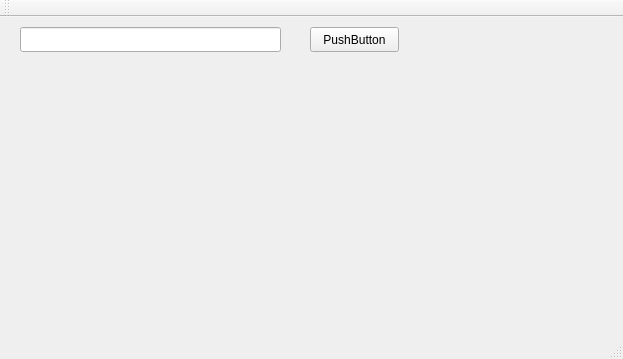
Above: Hunan_Khachatryan/Downloader/mainwindow.ui from Galateyta/ITC-10 before the change. Below: the same form after it.
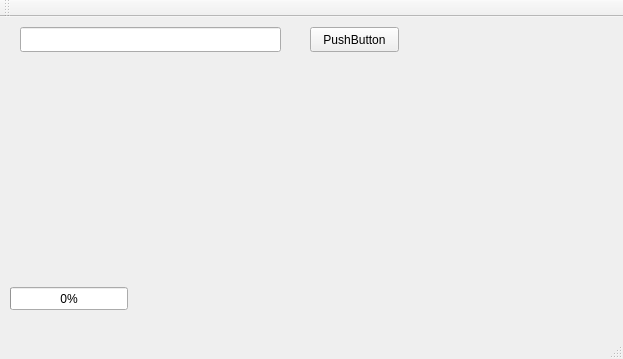
That is the form after the change.

Commit message: Author Hunan Khachatryan Downloader

```diff
--- a/Hunan_Khachatryan/Downloader/mainwindow.ui
+++ b/Hunan_Khachatryan/Downloader/mainwindow.ui
@@ -68,6 +68,19 @@
      <set>Qt::AlignLeading|Qt::AlignLeft|Qt::AlignVCenter</set>
     </property>
    </widget>
+   <widget class="QProgressBar" name="progressBar">
+    <property name="geometry">
+     <rect>
+      <x>10</x>
+      <y>270</y>
+      <width>118</width>
+      <height>23</height>
+     </rect>
+    </property>
+    <property name="value">
+     <number>0</number>
+    </property>
+   </widget>
   </widget>
   <widget class="QMenuBar" name="menuBar">
    <property name="geometry">
```
The commit also changes 1 other file.
